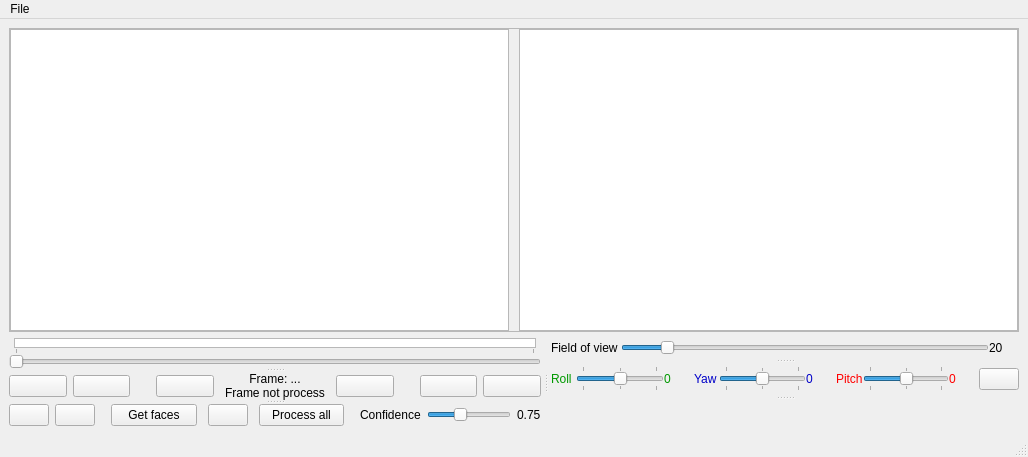
This is code/ui/main.ui in senecolas/IRC3D-head-compare as Qt 5 draws it before an edit. The edited form follows.
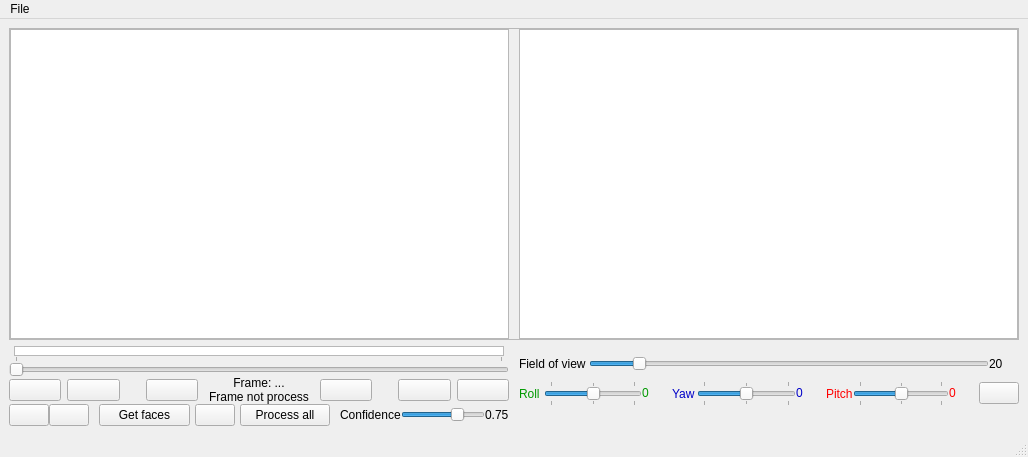
This is the edited form. Icons and pictures are not drawn.

```diff
--- a/code/ui/main.ui
+++ b/code/ui/main.ui
@@ -142,30 +142,13 @@
      </layout>
     </item>
     <item row="1" column="0">
-     <widget class="QSplitter" name="BOTTOM">
-      <property name="orientation">
-       <enum>Qt::Horizontal</enum>
+     <layout class="QHBoxLayout" name="BOTTOM">
+      <property name="spacing">
+       <number>0</number>
       </property>
-      <property name="opaqueResize">
-       <bool>false</bool>
-      </property>
-      <property name="handleWidth">
-       <number>10</number>
-      </property>
-      <property name="childrenCollapsible">
-       <bool>true</bool>
-      </property>
-      <widget class="QSplitter" name="LEFT">
-       <property name="sizePolicy">
-        <sizepolicy hsizetype="Expanding" vsizetype="Minimum">
-         <horstretch>50</horstretch>
-         <verstretch>100</verstretch>
-        </sizepolicy>
-       </property>
-       <property name="orientation">
-        <enum>Qt::Vertical</enum>
-       </property>
-       <widget class="QWidget" name="layoutWidget">
+      <item>
+       <layout class="QVBoxLayout" name="LEFT">
+        <item>
         <layout class="QVBoxLayout" name="verticalLayout_3">
          <property name="spacing">
           <number>0</number>
@@ -331,8 +314,8 @@
           </widget>
          </item>
         </layout>
-       </widget>
-       <widget class="QWidget" name="layoutWidget">
+        </item>
+        <item>
         <layout class="QHBoxLayout" name="topButtons">
          <property name="spacing">
           <number>6</number>
@@ -508,8 +491,8 @@
           </widget>
          </item>
         </layout>
-       </widget>
-       <widget class="QWidget" name="layoutWidget">
+        </item>
+        <item>
         <layout class="QHBoxLayout" name="bottomButtons">
          <item>
           <widget class="QPushButton" name="square_BT">
@@ -694,7 +677,7 @@
               </sizepolicy>
              </property>
              <property name="maximum">
-              <number>200</number>
+               <number>105</number>
              </property>
              <property name="singleStep">
               <number>5</number>
@@ -732,22 +715,28 @@
           </layout>
          </item>
         </layout>
-       </widget>
-      </widget>
-      <widget class="QSplitter" name="RIGHT">
-       <property name="sizePolicy">
-        <sizepolicy hsizetype="Expanding" vsizetype="Minimum">
-         <horstretch>50</horstretch>
-         <verstretch>100</verstretch>
-        </sizepolicy>
-       </property>
+        </item>
+       </layout>
+      </item>
+      <item>
+       <spacer name="horizontalSpacer_10">
        <property name="orientation">
-        <enum>Qt::Vertical</enum>
-       </property>
-       <property name="handleWidth">
-        <number>5</number>
-       </property>
-       <widget class="QWidget" name="layoutWidget">
+         <enum>Qt::Horizontal</enum>
+        </property>
+        <property name="sizeType">
+         <enum>QSizePolicy::Fixed</enum>
+        </property>
+        <property name="sizeHint" stdset="0">
+         <size>
+          <width>10</width>
+          <height>20</height>
+         </size>
+        </property>
+       </spacer>
+      </item>
+      <item>
+       <layout class="QVBoxLayout" name="RIGHT">
+        <item>
         <layout class="QHBoxLayout" name="topGLUtils">
          <item>
           <layout class="QHBoxLayout" name="horizontalLayout_4">
@@ -832,8 +821,8 @@
           </layout>
          </item>
         </layout>
-       </widget>
-       <widget class="QWidget" name="layoutWidget">
+        </item>
+        <item>
         <layout class="QHBoxLayout" name="horizontalLayout_3">
          <property name="spacing">
           <number>0</number>
@@ -1099,8 +1088,8 @@
           </widget>
          </item>
         </layout>
-       </widget>
-       <widget class="QWidget" name="layoutWidget">
+        </item>
+        <item>
         <layout class="QHBoxLayout" name="horizontalLayout_5">
          <property name="spacing">
           <number>0</number>
@@ -1122,9 +1111,10 @@
           </spacer>
          </item>
         </layout>
-       </widget>
-      </widget>
-     </widget>
+        </item>
+       </layout>
+      </item>
+     </layout>
     </item>
    </layout>
   </widget>
```
Lines whose indentation alone changed are shown as unchanged.
